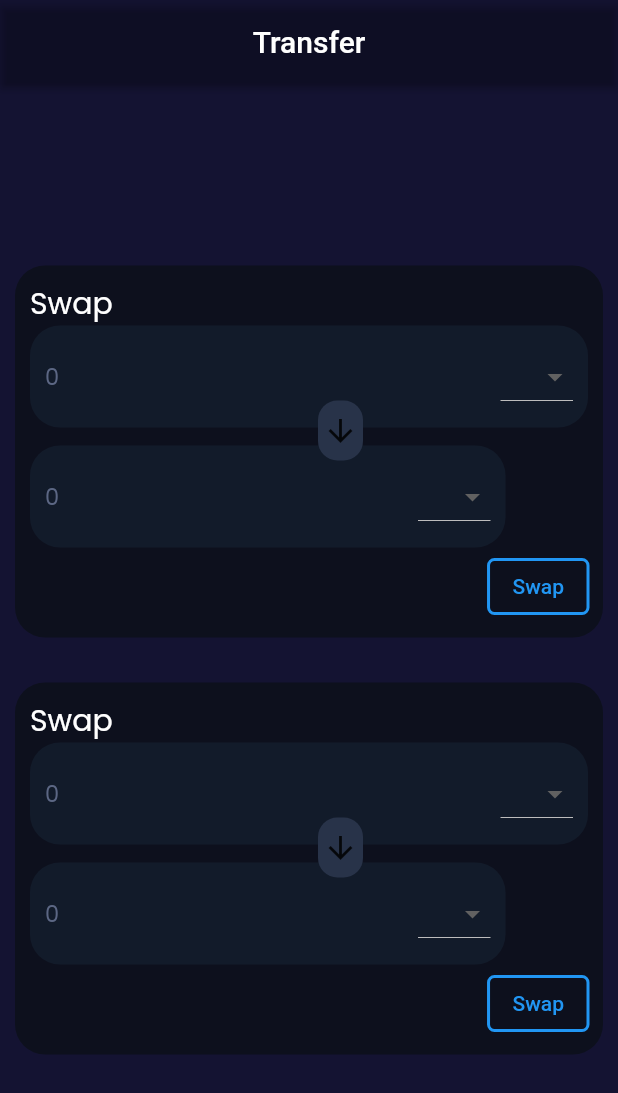
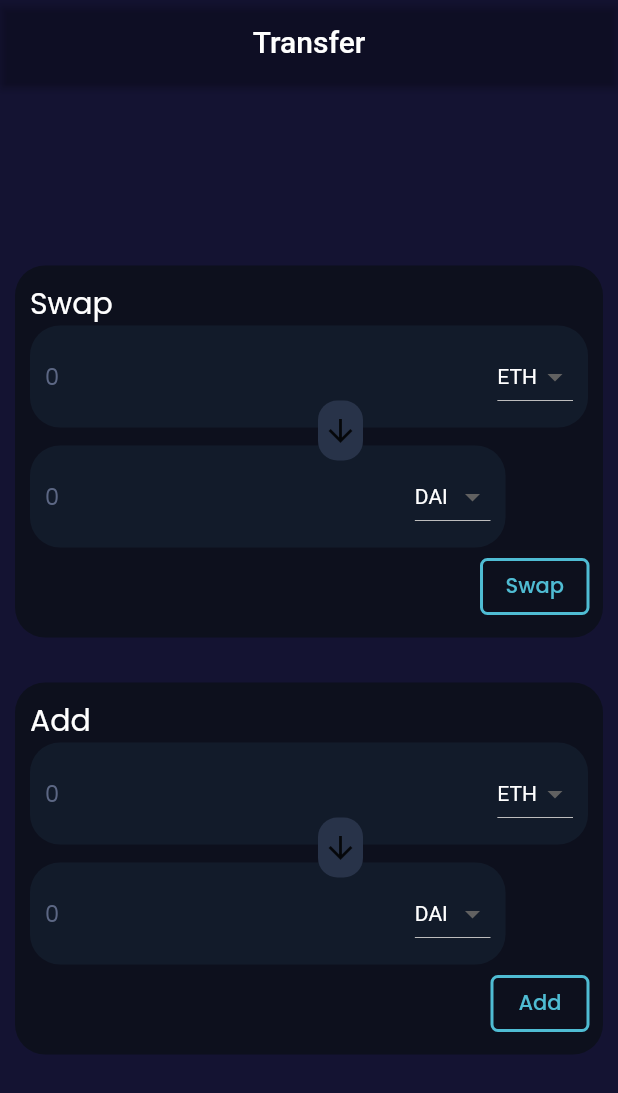
Before and after one commit to ayushshah31/COC_Spaghetti-Coders-1337-App, a Flutter app: the Swap screen opened directly, on a phone screen of 412 x 824 dp. Shown: the top 1093 px of the screen. Run offline on Flutter 3.47's test engine with Material 2 defaults, Android fonts, the phone set to English and light mode, and no system bars; our stand-ins replace cloud_firestore, firebase_auth, firebase_core, firebase_storage, get, google_fonts and 2 more; missing offline and left inert: google_ml_kit, molten_navigationbar_flutter, walletconnect_dart; accounts and stored records are empty.

Commit message:
UI updates

```diff
--- a/lib/UI/swap.dart
+++ b/lib/UI/swap.dart
@@ -10,7 +10,11 @@ class Swap extends StatefulWidget {
 
 class _SwapState extends State<Swap> {
   int a=0,b=0,c=0,d=0;
-  String dropValue1 = "Enter",dropValue2 = "Enter",dropValue3 = "Enter",dropValue4 = "Enter";
+  String dropValue1 = "ETH",dropValue2 = "DAI",dropValue3 = "ETH",dropValue4 = "DAI";
+
+  var _coins = [
+    "ETH","DAI"
+  ];
 
   @override
   Widget build(BuildContext context) {
@@ -61,7 +65,10 @@ class _SwapState extends State<Swap> {
                                   elevation: 5,
                                   padding: EdgeInsets.fromLTRB(10, 10, 10, 10),
                                   borderRadius: BorderRadius.circular(20),
-                                  items:  const [DropdownMenuItem(child: Text("Eth"),value: 'ETH',),DropdownMenuItem(child: Text("Den"),value: 'DEN',)],
+                                  items:   _coins
+                                      .map((String item) =>
+                                      DropdownMenuItem<String>(child: Text(item), value: item))
+                                      .toList(),
                                   onChanged: (String? newValue){
                                     setState(() {
                                       dropValue1 = newValue!;
@@ -88,12 +95,15 @@ class _SwapState extends State<Swap> {
                                   ),
                                   DropdownButton(
                                     dropdownColor: Color(0xff323b53),
-                                    // value: dropValue,
+                                    value: dropValue2,
                                     style: TextStyle(fontSize: 14,color: Color(0xffffffff)),
                                     elevation: 5,
                                     padding: EdgeInsets.fromLTRB(10, 10, 10, 10),
                                     borderRadius: BorderRadius.circular(20),
-                                    items:  const [DropdownMenuItem(child: Text("Eth"),value: 'ETH',),DropdownMenuItem(child: Text("Den"),value: 'DEN',)],
+                                    items: _coins
+                                        .map((String item) =>
+                                        DropdownMenuItem<String>(child: Text(item), value: item))
+                                        .toList(),
                                     onChanged: (String? newValue){
                                       setState(() {
                                         dropValue2 = newValue!;
@@ -131,10 +141,10 @@ class _SwapState extends State<Swap> {
                           //   style: BorderStyle.solid,
                           // ),
                           style: OutlinedButton.styleFrom(
-                            side: BorderSide(width: 2.0, color: Colors.blue,strokeAlign: 0),
+                            side: BorderSide(width: 2.0, color: Color(0xff4fbcd3),strokeAlign: 0),
                           ),
                           onPressed: (){print("Swap");},
-                          child: Text("Swap")
+                          child: Text("Swap",style: GoogleFonts.poppins(color: Color(0xff4fbcd3)),)
                       )
                     ],
                   )
@@ -151,7 +161,7 @@ class _SwapState extends State<Swap> {
               child: Column(
                 crossAxisAlignment: CrossAxisAlignment.start,
                 children: [
-                  Text("Swap ",style: GoogleFonts.poppins(fontSize: 20,color: Colors.white),),
+                  Text("Add ",style: GoogleFonts.poppins(fontSize: 20,color: Colors.white),),
                   Container(
                     height: 150,
                     child: Stack(
@@ -170,12 +180,15 @@ class _SwapState extends State<Swap> {
                                 ),
                                 DropdownButton(
                                   dropdownColor: Color(0xff323b53),
-                                  // value: dropValue,
+                                  value: dropValue3,
                                   style: TextStyle(fontSize: 14,color: Color(0xffffffff)),
                                   elevation: 5,
                                   padding: EdgeInsets.fromLTRB(10, 10, 10, 10),
                                   borderRadius: BorderRadius.circular(20),
-                                  items:  const [DropdownMenuItem(child: Text("Eth"),value: 'ETH',),DropdownMenuItem(child: Text("Den"),value: 'DEN',)],
+                                  items:  _coins
+                                      .map((String item) =>
+                                      DropdownMenuItem<String>(child: Text(item), value: item))
+                                      .toList(),
                                   onChanged: (String? newValue){
                                     setState(() {
                                       dropValue3 = newValue!;
@@ -202,12 +215,15 @@ class _SwapState extends State<Swap> {
                                   ),
                                   DropdownButton(
                                     dropdownColor: Color(0xff323b53),
-                                    // value: dropValue,
+                                    value: dropValue4,
                                     style: TextStyle(fontSize: 14,color: Color(0xffffffff)),
                                     elevation: 5,
                                     padding: EdgeInsets.fromLTRB(10, 10, 10, 10),
                                     borderRadius: BorderRadius.circular(20),
-                                    items:  const [DropdownMenuItem(child: Text("Eth"),value: 'ETH',),DropdownMenuItem(child: Text("Den"),value: 'DEN',)],
+                                    items:  _coins
+                                        .map((String item) =>
+                                        DropdownMenuItem<String>(child: Text(item), value: item))
+                                        .toList(),
                                     onChanged: (String? newValue){
                                       setState(() {
                                         dropValue4 = newValue!;
@@ -245,10 +261,10 @@ class _SwapState extends State<Swap> {
                         //   style: BorderStyle.solid,
                         // ),
                           style: OutlinedButton.styleFrom(
-                            side: BorderSide(width: 2.0, color: Colors.blue,strokeAlign: 0),
+                            side: BorderSide(width: 2.0, color: Color(0xff4fbcd3),strokeAlign: 0),
                           ),
-                          onPressed: (){print("Swap");},
-                          child: Text("Swap")
+                          onPressed: (){print("Add");},
+                          child: Text("Add",style: GoogleFonts.poppins(color: Color(0xff4fbcd3)),)
                       )
                     ],
                   )
--- a/pubspec.yaml
+++ b/pubspec.yaml
@@ -51,6 +51,7 @@ dependencies:
   walletconnect_dart: ^0.0.11
 #  slider_button: ^2.0.0
   firebase_storage: ^11.0.14
+  molten_navigationbar_flutter: ^1.0.1
 
 #  aadhaar_kyc_flutter: ^0.0.4
   http:
@@ -81,8 +82,8 @@ flutter:
   uses-material-design: true
 
   # To add assets to your application, add an assets section, like this:
-  # assets:
-  #   - images/a_dot_burr.jpeg
+  assets:
+    - assets/
   #   - images/a_dot_ham.jpeg
 
   # An image asset can refer to one or more resolution-specific "variants", see
```
Also changed, not shown: lib/UI/bottomBar.dart (+56 -23 lines), lib/UI/getStarted.dart (+16 -17 lines), lib/UI/home.dart (+54 -1 lines), lib/UI/loginMeta.dart (+31 -11 lines), assets/Arrow.png (added), assets/Rectangle 34.png (added), assets/Rectangle_blue.png (added), assets/logo.png (added), assets/metamask.png (added), pubspec.lock.
